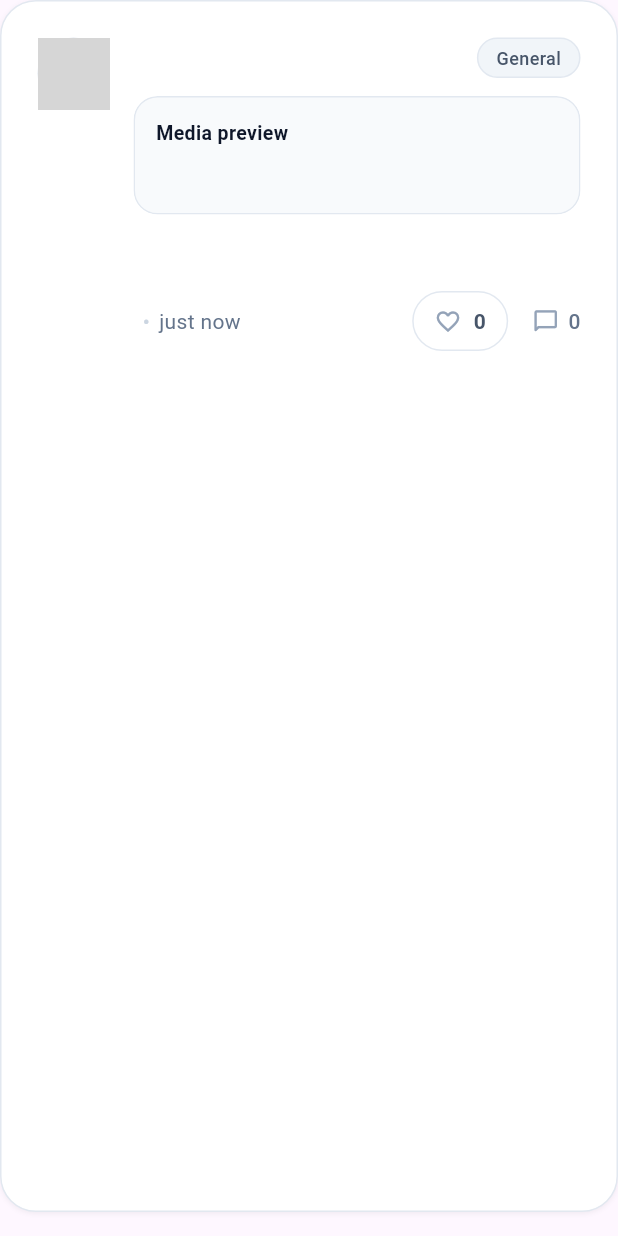
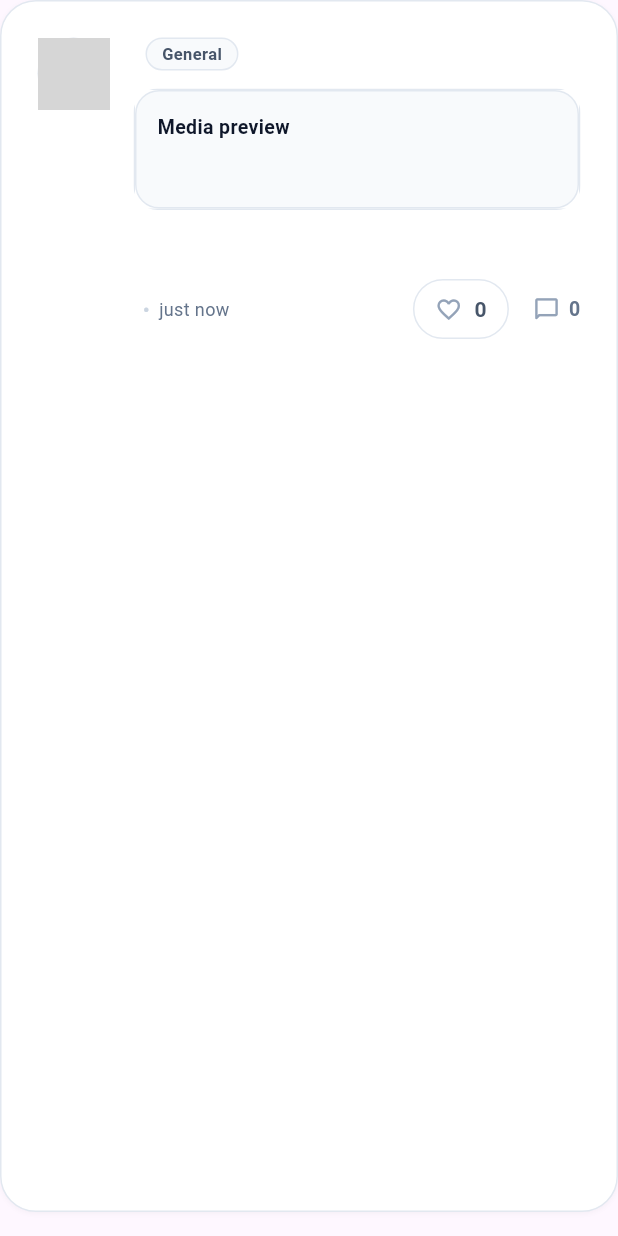
Before and after one commit to pbp-kelompok-B04/goalytics-mobile, a Flutter app: the ForumListCard widget shown alone on an empty page, opened directly with empty values, on a phone screen of 412 x 824 dp. Run offline on Flutter 3.47's test engine with Material 3 defaults, Android fonts, the phone set to English and light mode, and no system bars; our stand-ins replace fl_chart; missing offline and left inert: pbp_django_auth; accounts and stored records are empty; network calls fail; grey boxes are pictures that could not be loaded.

Commit message:
style: change layotu in header post to wrap

```diff
--- a/lib/widgets/forum/forum_list_card.dart
+++ b/lib/widgets/forum/forum_list_card.dart
@@ -20,134 +20,135 @@ class ForumListCard extends StatelessWidget {
   final VoidCallback? onEdit;
   final VoidCallback? onDelete;
 
-  // Konstanta warna Tailwind Slate untuk konsistensi
-  static const Color slate50 = Color(0xFFF8FAFC);
-  static const Color slate100 = Color(0xFFF1F5F9);
-  static const Color slate200 = Color(0xFFE2E8F0);
-  static const Color slate300 = Color(0xFFCBD5E1);
-  static const Color slate400 = Color(0xFF94A3B8);
-  static const Color slate500 = Color(0xFF64748B);
-  static const Color slate600 = Color(0xFF475569);
-  static const Color slate900 = Color(0xFF0F172A);
-  static const Color rose500 = Color(0xFFF43F5E);
-
   @override
   Widget build(BuildContext context) {
+    // Logika media url
     final mediaUrl = post.attachmentUrl?.isNotEmpty == true
         ? post.attachmentUrl
         : post.mediaUrl;
 
-    return Container(
+    // Palet Warna (Tailwind CSS Slate Equivalent)
+    const slate900 = Color(0xFF0F172A);
+    const slate600 = Color(0xFF475569);
+    const slate500 = Color(0xFF64748B);
+    const slate200 = Color(0xFFE2E8F0);
+    const slate100 = Color(0xFFF1F5F9);
+    const slate50  = Color(0xFFF8FAFC);
+
+    return InkWell(
+      onTap: onTap,
+      borderRadius: BorderRadius.circular(24), // rounded-3xl
+      child: Container(
         margin: const EdgeInsets.only(bottom: 16),
+        padding: const EdgeInsets.all(24), // p-6
         decoration: BoxDecoration(
           color: Colors.white,
           borderRadius: BorderRadius.circular(24), // rounded-3xl
-        border: Border.all(color: slate200),
+          border: Border.all(color: slate200), // border-slate-200
           boxShadow: const [
             BoxShadow(
-            color: Color.fromRGBO(0, 0, 0, 0.05), // shadow-sm
+              color: Color(0x08000000), // shadow-sm (very subtle)
               blurRadius: 2,
               offset: Offset(0, 1),
             ),
           ],
         ),
-      child: Material(
-        color: Colors.transparent,
-        borderRadius: BorderRadius.circular(24),
-        child: InkWell(
-          onTap: onTap,
-          borderRadius: BorderRadius.circular(24),
         child: Stack(
           children: [
-              Padding(
-                padding: const EdgeInsets.all(24), // p-6
-                child: Row(
+            // --- MAIN LAYOUT (Avatar Left + Content Right) ---
+            Row(
               crossAxisAlignment: CrossAxisAlignment.start,
               children: [
-                    // --- Avatar Section (Left) ---
+                // 1. AVATAR SECTION
                 Padding(
                   padding: const EdgeInsets.only(right: 16.0),
                   child: buildPostAvatar(post.author, post.avatar, size: 48),
                 ),
 
-                    // --- Content Section (Right) ---
+                // 2. CONTENT SECTION
                 Expanded(
                   child: Column(
                     crossAxisAlignment: CrossAxisAlignment.start,
                     children: [
-                          // 1. Header: Title & League Badge
-                          Row(
-                            crossAxisAlignment: CrossAxisAlignment.start,
+                      // HEADER: Judul + Badge (Menggunakan Wrap agar responsif)
+                      Padding(
+                        // Padding kanan ekstra agar teks tidak tertutup tombol Edit/Delete
+                        padding: EdgeInsets.only(
+                          right: (post.isAuthor && (onEdit != null || onDelete != null))
+                              ? 64.0
+                              : 0
+                        ),
+                        child: Wrap(
+                          crossAxisAlignment: WrapCrossAlignment.center,
+                          spacing: 8,    // Jarak horizontal (gap-2)
+                          runSpacing: 4, // Jarak vertikal jika turun baris
                           children: [
-                              Expanded(
-                                child: Text(
+                            // Judul
+                            Text(
                               post.title,
                               style: const TextStyle(
-                                    fontSize: 18, // text-lg
-                                    fontWeight: FontWeight.w600, // font-semibold
+                                fontSize: 17, // text-lg ~ xl
+                                fontWeight: FontWeight.w700, // font-semibold
                                 color: slate900,
                                 height: 1.2,
                               ),
-                                  maxLines: 2,
-                                  overflow: TextOverflow.ellipsis,
                             ),
-                              ),
-                              const SizedBox(width: 8),
-                              // League Badge
+                            // League Badge (Chip)
                             Container(
                               padding: const EdgeInsets.symmetric(
-                                  horizontal: 12,
-                                  vertical: 4,
+                                horizontal: 10,
+                                vertical: 2,
                               ),
                               decoration: BoxDecoration(
-                                  color: slate100,
-                                  borderRadius: BorderRadius.circular(99), // rounded-full
+                                color: slate50,
+                                borderRadius: BorderRadius.circular(100), // rounded-full
                                 border: Border.all(color: slate200),
                               ),
                               child: Text(
                                 postLeagueLabel(post.league),
                                 style: const TextStyle(
-                                    fontSize: 12, // text-xs
-                                    fontWeight: FontWeight.w500, // font-medium
+                                  fontSize: 11, // text-xs
+                                  fontWeight: FontWeight.w600, // font-medium
                                   color: slate600,
                                 ),
                               ),
                             ),
-                              // Spacing for absolute buttons if author
-                              if (post.isAuthor) const SizedBox(width: 20),
                           ],
                         ),
+                      ),
 
-                          const SizedBox(height: 12), // space-y-3
-
-                          // 2. Media (Jika ada)
+                      // MEDIA PREVIEW (Jika ada, di render di bawah judul)
                       if (mediaUrl != null) ...[
+                        const SizedBox(height: 12),
                         ClipRRect(
                           borderRadius: BorderRadius.circular(16), // rounded-2xl
+                          child: Container(
+                            decoration: BoxDecoration(
+                              border: Border.all(color: slate200),
+                            ),
                             child: PostMediaPreview(url: mediaUrl),
                           ),
-                            const SizedBox(height: 12),
+                        ),
                       ],
 
-                          // 3. Post Content Text
+                      // TEXT CONTENT
+                      const SizedBox(height: 8),
                       Text(
                         post.content,
-                            maxLines: 3,
+                        maxLines: 3, // truncate-lines-3
                         overflow: TextOverflow.ellipsis,
                         style: const TextStyle(
                           fontSize: 14, // text-sm
                           color: slate600,
-                              height: 1.6, // leading-relaxed
+                          height: 1.5, // leading-relaxed
                         ),
                       ),
 
                       const SizedBox(height: 12),
-
-                          // 4. Footer: Meta & Actions
                       Row(
                         mainAxisAlignment: MainAxisAlignment.spaceBetween,
                         children: [
-                              // Author & Time
+
                           Expanded(
                             child: Row(
                               children: [
@@ -155,21 +156,22 @@ class ForumListCard extends StatelessWidget {
                                   child: Text(
                                     post.author,
                                     style: const TextStyle(
-                                          fontWeight: FontWeight.w500,
+                                      fontWeight: FontWeight.w600,
                                       color: slate600,
-                                          fontSize: 14,
+                                      fontSize: 13,
                                     ),
                                     overflow: TextOverflow.ellipsis,
                                   ),
                                 ),
                                 const Padding(
                                   padding: EdgeInsets.symmetric(horizontal: 6),
-                                      child: Text('•', style: TextStyle(color: slate300)),
+                                  child: Text('•',
+                                      style: TextStyle(color: Color(0xFFCBD5E1))),
                                 ),
                                 Text(
                                   postTimeAgo(post.createdAt),
                                   style: const TextStyle(
-                                        fontSize: 14,
+                                    fontSize: 12,
                                     color: slate500,
                                   ),
                                 ),
@@ -177,32 +179,28 @@ class ForumListCard extends StatelessWidget {
                             ),
                           ),
 
-                              // Like & Comment Counts
+
                           Row(
                             children: [
-                                  // Like Button (Custom Widget assumed to be adaptable)
                               PostLikeButton(
                                 isLiked: post.isLiked,
                                 count: post.likeCount,
                                 onTap: onLike,
-                                    // Pastikan widget ini mendukung custom color jika perlu,
-                                    // atau biarkan defaultnya. Di CSS: text-rose-500
                               ),
                               const SizedBox(width: 16),
-                                  // Comment Indicator
                               Row(
                                 children: [
                                   const Icon(
                                     Icons.chat_bubble_outline_rounded,
                                     size: 18,
-                                        color: slate400,
+                                    color: Color(0xFF94A3B8),
                                   ),
                                   const SizedBox(width: 6),
                                   Text(
                                     '${post.commentCount}',
                                     style: const TextStyle(
-                                          fontSize: 14,
-                                          fontWeight: FontWeight.w500,
+                                      fontSize: 13,
+                                      fontWeight: FontWeight.w600,
                                       color: slate500,
                                     ),
                                   ),
@@ -217,14 +215,12 @@ class ForumListCard extends StatelessWidget {
                 ),
               ],
             ),
-              ),
 
-              // --- Absolute Action Buttons (Top Right) ---
-              // Sesuai CSS: absolute right-6 top-6
+
             if (post.isAuthor && (onEdit != null || onDelete != null))
               Positioned(
-                  right: 12, // Sedikit disesuaikan agar tidak terlalu menempel tepi Container
-                  top: 12,
+                right: -4,
+                top: -4,
                 child: Row(
                   children: [
                     if (onEdit != null)
@@ -232,18 +228,14 @@ class ForumListCard extends StatelessWidget {
                         icon: Icons.edit_outlined,
                         onTap: onEdit!,
                         tooltip: 'Edit post',
-                          bgColor: Colors.white.withOpacity(0.8),
-                          borderColor: slate200,
-                          iconColor: slate500,
                       ),
                     if (onDelete != null)
                       _IconButton(
-                          icon: Icons.delete_outline_rounded,
+                        icon: Icons.delete_outline,
                         onTap: onDelete!,
                         tooltip: 'Delete post',
+                        color: const Color(0xFFF43F5E), // rose-500
                         bgColor: const Color(0xFFFFF1F2), // rose-50
-                          borderColor: const Color(0xFFFFE4E6), // rose-100
-                          iconColor: rose500,
                       ),
                   ],
                 ),
@@ -251,49 +243,45 @@ class ForumListCard extends StatelessWidget {
           ],
         ),
       ),
-      ),
     );
   }
 }
 
+// Widget Helper untuk tombol Edit/Delete kecil
 class _IconButton extends StatelessWidget {
   const _IconButton({
     required this.icon,
     required this.onTap,
     this.tooltip,
-    required this.bgColor,
-    required this.borderColor,
-    required this.iconColor,
+    this.color,
+    this.bgColor,
   });
 
   final IconData icon;
   final VoidCallback onTap;
   final String? tooltip;
-  final Color bgColor;
-  final Color borderColor;
-  final Color iconColor;
+  final Color? color;
+  final Color? bgColor;
 
   @override
   Widget build(BuildContext context) {
-    final btn = Material(
-      color: Colors.transparent,
-      child: InkWell(
+    final btn = InkWell(
       onTap: onTap,
-        borderRadius: BorderRadius.circular(16),
+      borderRadius: BorderRadius.circular(14),
       child: Container(
-          width: 32,
-          height: 32,
-          margin: const EdgeInsets.only(left: 8),
+        padding: const EdgeInsets.all(8),
+        margin: const EdgeInsets.only(left: 4),
         decoration: BoxDecoration(
-            color: bgColor,
-            borderRadius: BorderRadius.circular(12), // rounded-2xl look
-            border: Border.all(color: borderColor),
+          color: bgColor ?? const Color(0xFFF1F5F9).withOpacity(0.5),
+          borderRadius: BorderRadius.circular(14),
+          border: Border.all(
+            color: (color ?? const Color(0xFF0F172A)).withOpacity(0.1),
+          ),
         ),
         child: Icon(
           icon,
           size: 16,
-            color: iconColor,
-          ),
+          color: color ?? const Color(0xFF64748B),
         ),
       ),
     );
```
Lines whose indentation alone changed are shown as unchanged.
